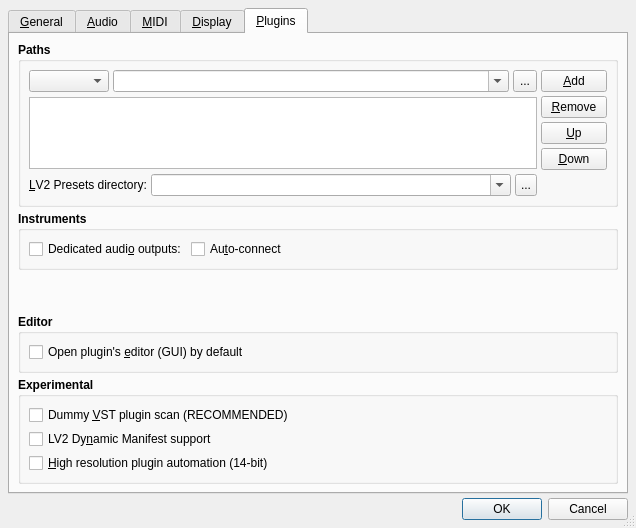
Before: the Qt Designer form src/qtractorOptionsForm.ui in rncbc/qtractor, drawn with Qt 5.
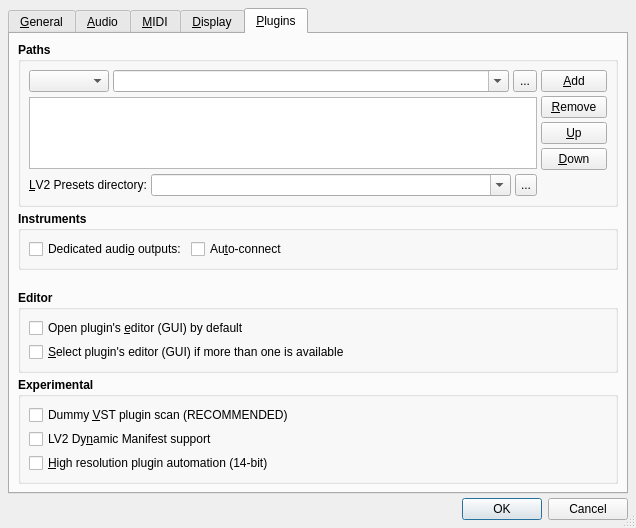
After: the same form once the commit is applied. The open tabs and pages were chosen to show the change. Icons and pictures are not drawn. Custom widgets are drawn as their Qt base class.

Commit message: - A brand new user preference global option is now available:   View/Options.../Plugins/Editor/Select plug-in's editor (GUI)   if more than one is avaliable. (EXPERIMENTAL)

Patch:
```diff
--- a/src/qtractorOptionsForm.ui
+++ b/src/qtractorOptionsForm.ui
@@ -3539,6 +3539,22 @@
             </property>
            </widget>
           </item>
+          <item row="1" column="0" colspan="3">
+           <widget class="QCheckBox" name="QueryEditorTypeCheckBox">
+            <property name="font">
+             <font>
+              <weight>50</weight>
+              <bold>false</bold>
+             </font>
+            </property>
+            <property name="toolTip">
+             <string>Whether to select plugin's editor (GUI) if more than one is available</string>
+            </property>
+            <property name="text">
+             <string>&amp;Select plugin's editor (GUI) if more than one is available</string>
+            </property>
+           </widget>
+          </item>
          </layout>
         </widget>
        </item>
```
Left out of the diff: 1 changed line with no effect on the pictures. The commit also changes 5 other files.
